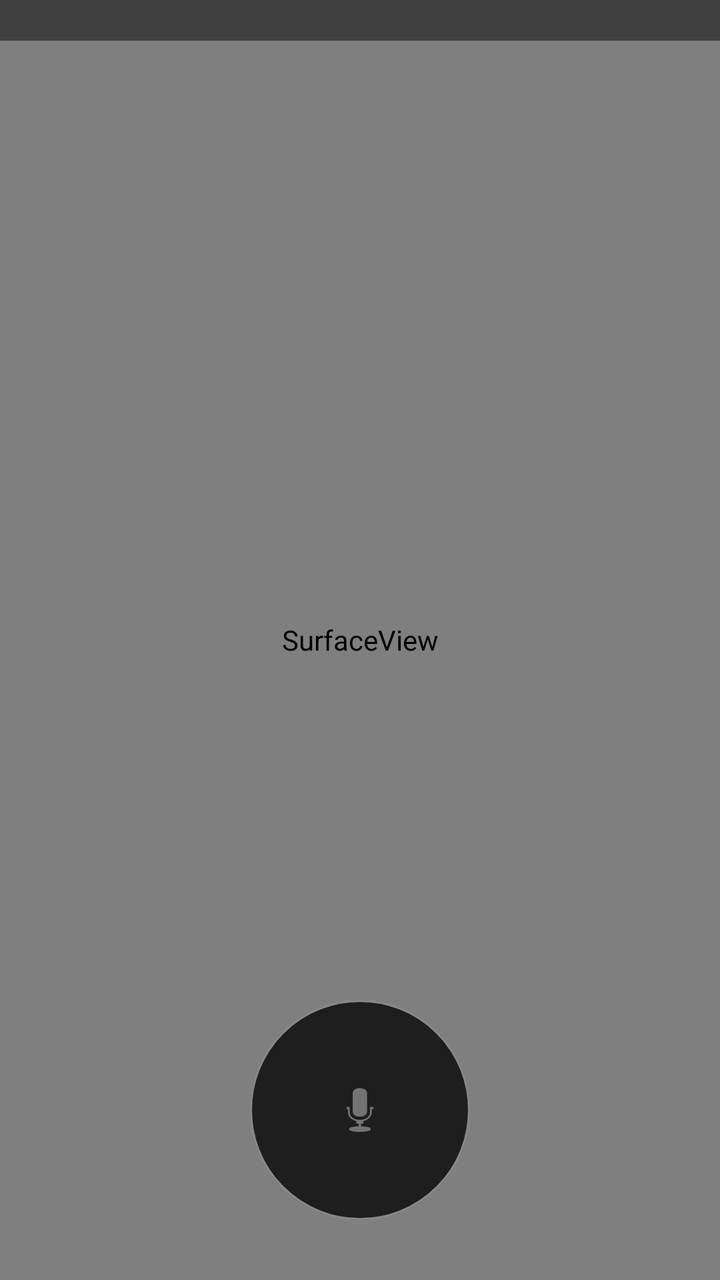
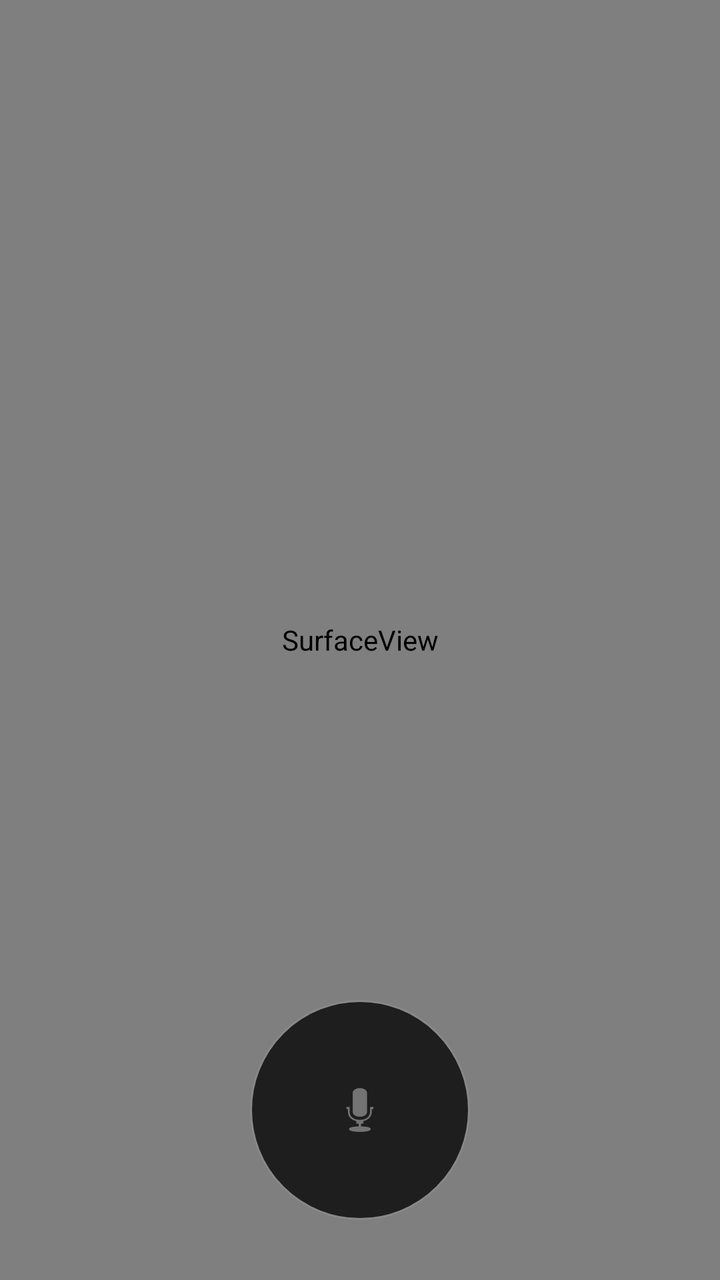

Before-and-after screenshots of an Android layout around one commit, followed by the original layout XML and the change that was made.
<!-- AndroidManifest.xml: application theme Theme.TIK -->
<!-- res/layout/activity_video.xml -->
<?xml version="1.0" encoding="utf-8"?>
<RelativeLayout xmlns:android="http://schemas.android.com/apk/res/android"
    android:layout_width="match_parent"
    android:layout_height="match_parent"
    android:background="#000000"
    xmlns:app="http://schemas.android.com/apk/res-auto">

    
    <androidx.cardview.widget.CardView
        android:id="@+id/cvLocalPreview"
        android:layout_width="match_parent"
        android:layout_height="match_parent"
        app:cardCornerRadius="0dp"
        app:cardElevation="0dp"
        android:layout_margin="0dp">
        <SurfaceView
            android:id="@+id/svLocalPreview"
            android:layout_width="match_parent"
            android:layout_height="match_parent" />
    </androidx.cardview.widget.CardView>

    
    <ImageView
        android:id="@+id/ivIncomingVideo"
        android:layout_width="match_parent"
        android:layout_height="match_parent"
        android:scaleType="centerCrop"
        android:visibility="gone" />

    
    <LinearLayout
        android:layout_width="match_parent"
        android:layout_height="wrap_content"
        android:layout_alignParentTop="true"
        android:background="#80000000"
        android:orientation="vertical"
        android:padding="@dimen/video_info_padding">
        <TextView
            android:id="@+id/tvStreamerName"
            android:layout_width="match_parent"
            android:layout_height="wrap_content"
            android:text=""
            android:textColor="#00FF00"
            android:gravity="center"
            android:textSize="@dimen/text_size_small" />
    </LinearLayout>

    
    <RelativeLayout
        android:id="@+id/layoutPttContainer"
        android:layout_width="match_parent"
        android:layout_height="wrap_content"
        android:layout_alignParentBottom="true"
        android:layout_marginBottom="30dp"
        android:clickable="false"
        android:focusable="false">

        
        <FrameLayout
            android:id="@+id/btnPttVideo"
            android:layout_width="110dp"
            android:layout_height="110dp"
            android:layout_centerHorizontal="true"
            android:clickable="true"
            android:focusable="true">

            <View
                android:id="@+id/btnPttBackground"
                android:layout_width="match_parent"
                android:layout_height="match_parent"
                android:background="@drawable/ptt_button_selector"
                android:duplicateParentState="true" />

            <androidx.appcompat.widget.AppCompatImageView
                android:id="@+id/btnPttIcon"
                android:layout_width="match_parent"
                android:layout_height="match_parent"
                android:scaleType="centerInside"
                android:src="@android:drawable/ic_btn_speak_now"
                android:duplicateParentState="true"
                android:contentDescription="Tombol PTT Icon" />
        </FrameLayout>

        
        <ImageButton
            android:id="@+id/btnSwitchCamera"
            android:layout_width="56dp"
            android:layout_height="56dp"
            android:layout_alignParentEnd="true"
            android:layout_alignParentRight="true"
            android:layout_centerVertical="true"
            android:layout_marginEnd="32dp"
            android:layout_marginRight="32dp"
            android:background="?attr/selectableItemBackgroundBorderless"
            android:src="@android:drawable/ic_menu_rotate"
            android:tint="#FFFFFF"
            android:padding="8dp"
            android:scaleType="fitCenter"
            android:elevation="@dimen/elevation_medium"
            android:visibility="gone" />

    </RelativeLayout>

</RelativeLayout>
<!-- resources referenced by this layout -->
<resources>
  <dimen name="elevation_medium">8dp</dimen>
  <dimen name="text_size_small">12sp</dimen>
  <dimen name="video_info_padding">8dp</dimen>
  <!-- drawable ptt_button_selector (drawable) -->
  <?xml version="1.0" encoding="utf-8"?>
  <selector xmlns:android="http://schemas.android.com/apk/res/android">
      
      <item android:state_pressed="true">
          <shape android:shape="oval">
              <solid android:color="#1E1E1E" />
              <stroke
                  android:width="2dp"
                  android:color="#FF0000"
                  android:dashWidth="80dp"
                  android:dashGap="15dp" />
          </shape>
      </item>
      
      <item android:state_activated="true">
          <shape android:shape="oval">
              <solid android:color="#1E1E1E" />
              <stroke
                  android:width="2dp"
                  android:color="#00FF00"
                  android:dashWidth="80dp"
                  android:dashGap="15dp" />
          </shape>
      </item>
      
      <item>
          <shape android:shape="oval">
              <solid android:color="#1E1E1E" />
              <stroke android:width="1dp" android:color="#888888" />
          </shape>
      </item>
  </selector>
  <color name="black">#FF000000</color>
  <color name="white">#FFFFFFFF</color>
  <style name="CustomAlertDialog" parent="Theme.MaterialComponents.DayNight.Dialog.Alert">
          <item name="android:windowBackground">@drawable/frame_background</item>
          <item name="android:textColorPrimary">@color/white</item>
          <item name="colorAccent">@color/orange_accent</item>
          <item name="buttonBarPositiveButtonStyle">@style/AlertButtonStyle</item>
          <item name="buttonBarNegativeButtonStyle">@style/AlertButtonStyle</item>
  
          
          <item name="android:windowMinWidthMajor">@dimen/overlay_dialog_width</item>
          <item name="android:windowMinWidthMinor">@dimen/overlay_dialog_width</item>
      </style>
  <style name="WindowAnimation">
          <item name="android:activityOpenEnterAnimation">@anim/fade_in</item>
          <item name="android:activityOpenExitAnimation">@anim/fade_out</item>
          <item name="android:activityCloseEnterAnimation">@anim/fade_in</item>
          <item name="android:activityCloseExitAnimation">@anim/fade_out</item>
      </style>
  <!-- drawable frame_background (drawable) -->
  <?xml version="1.0" encoding="utf-8"?>
  <shape xmlns:android="http://schemas.android.com/apk/res/android">
      <solid android:color="#1E1E1E" />
      <stroke
          android:width="2dp"
          android:color="@color/orange_accent" />
      <corners android:radius="12dp" />
  </shape>
  <color name="orange_accent">#FF9800</color>
  <style name="AlertButtonStyle" parent="Widget.MaterialComponents.Button.TextButton">
          <item name="android:textColor">@color/orange_accent</item>
          <item name="android:textStyle">bold</item>
      </style>
  <dimen name="overlay_dialog_width">240dp</dimen>
  <!-- unchanged entries left out for length: 1 -->
</resources>

<!-- the commit's change to res/layout/activity_video.xml (unified diff, before → after) -->
@@ -29,8 +29,10 @@
 
     
     <LinearLayout
+        android:id="@+id/layoutVideoInfo"
         android:layout_width="match_parent"
         android:layout_height="wrap_content"
+        android:visibility="gone"
         android:layout_alignParentTop="true"
         android:background="#80000000"
         android:orientation="vertical"
